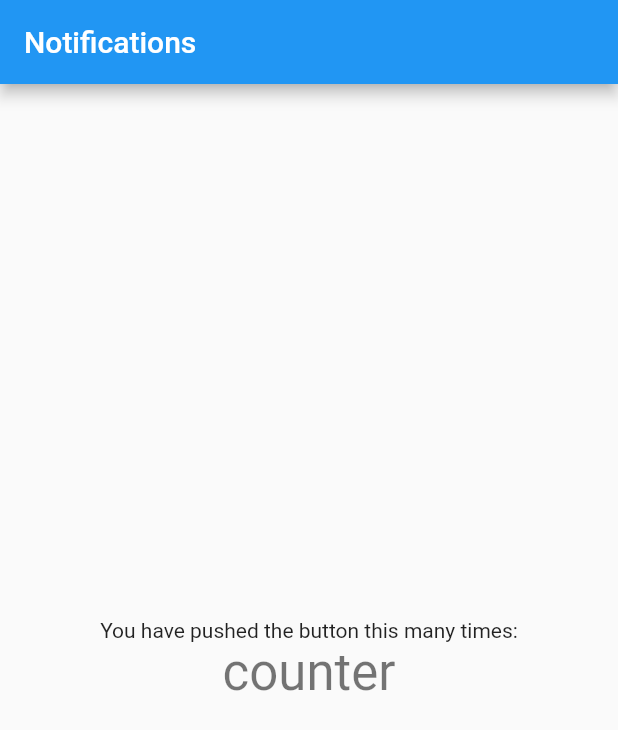
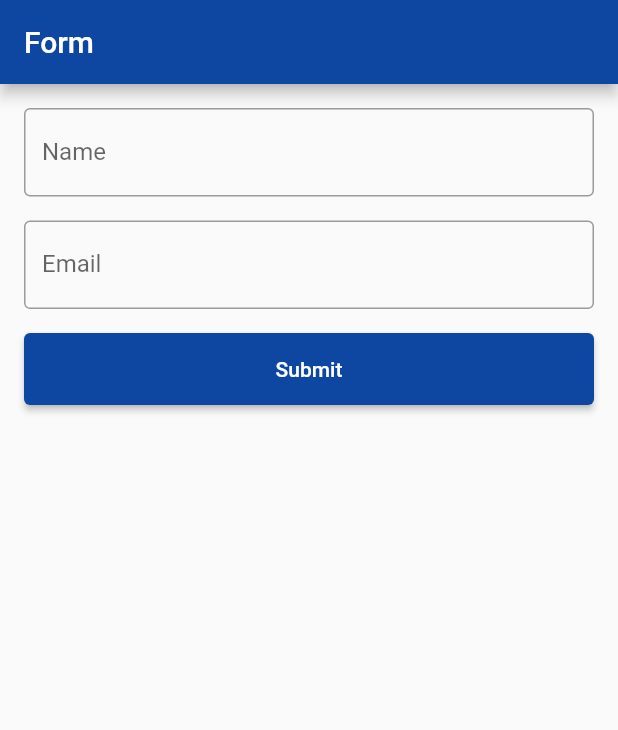
Before and after one commit to divyansh04/assignment2, a Flutter app: the screen it shows after launch, on a phone screen of 412 x 824 dp. Shown: the top 730 px of the screen. Run offline on Flutter 3.47's test engine with Material 2 defaults, Android fonts, the phone set to English and light mode, and no system bars; our stand-ins replace firebase_core, firebase_messaging, flutter_local_notifications, get, googleapis_auth, sqflite; missing offline and left inert: googleapis; accounts and stored records are empty; project files that could hold a hidden picture were left out.

```diff
--- /dev/null
+++ b/lib/home_controller.dart
@@ -0,0 +1,114 @@
+import 'package:flutter/material.dart';
+import 'package:flutter/services.dart';
+import 'package:get/get.dart';
+import 'package:http/http.dart' as http;
+import 'package:googleapis_auth/auth_io.dart' as auth;
+import 'package:googleapis/sheets/v4.dart' as sheets;
+import 'package:sqflite/sqflite.dart';
+import 'package:path/path.dart' as path;
+
+class HomeController extends GetxController {
+  final TextEditingController nameController = TextEditingController();
+  final TextEditingController emailController = TextEditingController();
+  RxBool isLoading = false.obs;
+
+  Database? _database;
+
+  @override
+  void onInit() {
+    super.onInit();
+    initDatabase();
+  }
+
+  Future<void> initDatabase() async {
+    final databasesPath = await getDatabasesPath();
+    final _path = path.join(databasesPath, 'form.db');
+
+    _database = await openDatabase(
+      _path,
+      version: 1,
+      onCreate: (db, version) async {
+        await db.execute('''
+          CREATE TABLE form (
+            id INTEGER PRIMARY KEY AUTOINCREMENT,
+            name TEXT,
+            email TEXT
+          )
+        ''');
+      },
+    );
+  }
+
+  void submitForm() async {
+    String name = nameController.text;
+    String email = emailController.text;
+
+    isLoading.value = true;
+
+    // Save data to the database
+    await saveToDatabase(name, email);
+
+    // Save data to Google Sheets
+    await saveToGoogleSheets(name, email);
+
+    // Reset form
+    nameController.clear();
+    emailController.clear();
+
+    isLoading.value = false;
+    Get.dialog(
+      AlertDialog(
+        title: const Text('Form Submitted'),
+        content: Text('Name: $name\nEmail: $email'),
+        actions: [
+          TextButton(
+            onPressed: () {
+              Get.back();
+            },
+            child: const Text('OK'),
+          ),
+        ],
+      ),
+    );
+
+    // Get.snackbar('Success', 'Form submitted successfully');
+  }
+
+  Future<void> saveToDatabase(String name, String email) async {
+    final formMap = {'name': name, 'email': email};
+
+    final id = await _database?.insert('form', formMap);
+
+    if (id == null) {
+      Get.snackbar('Error', 'Failed to save data to the database');
+    }
+  }
+
+  Future<void> saveToGoogleSheets(String name, String email) async {
+    const _credentials = 'assets/credentials.json';
+    const _scopes = [sheets.SheetsApi.spreadsheetsScope];
+
+    final credentials = await auth.clientViaServiceAccount(
+      auth.ServiceAccountCredentials.fromJson(
+          await _loadCredentials(_credentials)),
+      _scopes,
+    );
+
+    final sheetsApi = sheets.SheetsApi(credentials);
+    final spreadsheetId = '191-rVBo223O9P3DdpT890fu6UWti7bFGdYrKova9uTw';
+
+    final values = [
+      [name, email],
+    ];
+
+    final range = 'Sheet1!A1:B1';
+
+    final request = sheets.ValueRange()..values = values;
+    await sheetsApi.spreadsheets.values
+        .append(request, spreadsheetId, range, valueInputOption: 'RAW');
+  }
+
+  Future<String> _loadCredentials(String credentials) async {
+    return await rootBundle.loadString(credentials);
+  }
+}
--- a/lib/home_view.dart
+++ b/lib/home_view.dart
@@ -1,5 +1,7 @@
+import 'package:assignment_2/home_controller.dart';
 import 'package:firebase_messaging/firebase_messaging.dart';
 import 'package:flutter/material.dart';
+import 'package:get/get.dart';
 
 import 'service/local_notification_service.dart';
 
@@ -11,6 +13,8 @@ class HomePage extends StatefulWidget {
 }
 
 class _HomePageState extends State<HomePage> {
+  final controller = Get.put(HomeController());
+
   @override
   void initState() {
     super.initState();
@@ -53,18 +57,44 @@ class _HomePageState extends State<HomePage> {
 
     return Scaffold(
       appBar: AppBar(
-        title: const Text('Notifications'),
+        backgroundColor: Colors.blue[900],
+        title: const Text('Form'),
       ),
-      body: Center(
+      body: Padding(
+        padding: const EdgeInsets.all(16.0),
         child: Column(
-          mainAxisAlignment: MainAxisAlignment.center,
-          children: <Widget>[
-            const Text(
-              'You have pushed the button this many times:',
+          crossAxisAlignment: CrossAxisAlignment.stretch,
+          children: [
+            TextField(
+              controller: controller.nameController,
+              decoration: const InputDecoration(
+                labelText: 'Name',
+                border: OutlineInputBorder(),
+              ),
             ),
-            Text(
-              'counter',
-              style: Theme.of(context).textTheme.headline4,
+            const SizedBox(height: 16.0),
+            TextField(
+              controller: controller.emailController,
+              decoration: const InputDecoration(
+                labelText: 'Email',
+                border: OutlineInputBorder(),
+              ),
+            ),
+            const SizedBox(height: 16.0),
+            ElevatedButton(
+              onPressed:
+                  controller.isLoading.value ? null : controller.submitForm,
+              style: ElevatedButton.styleFrom(
+                primary: Colors.blue[900],
+                padding: const EdgeInsets.symmetric(vertical: 16.0),
+              ),
+              child: Obx(
+                () => controller.isLoading.value
+                    ? const CircularProgressIndicator(
+                        valueColor: AlwaysStoppedAnimation<Color>(Colors.white),
+                      )
+                    : const Text('Submit'),
+              ),
             ),
           ],
         ),
```
Also changed, not shown: assets/credentials.json (added, +13 -0 lines), pubspec.yaml (+9 -2 lines), pubspec.lock, 1 other file.
